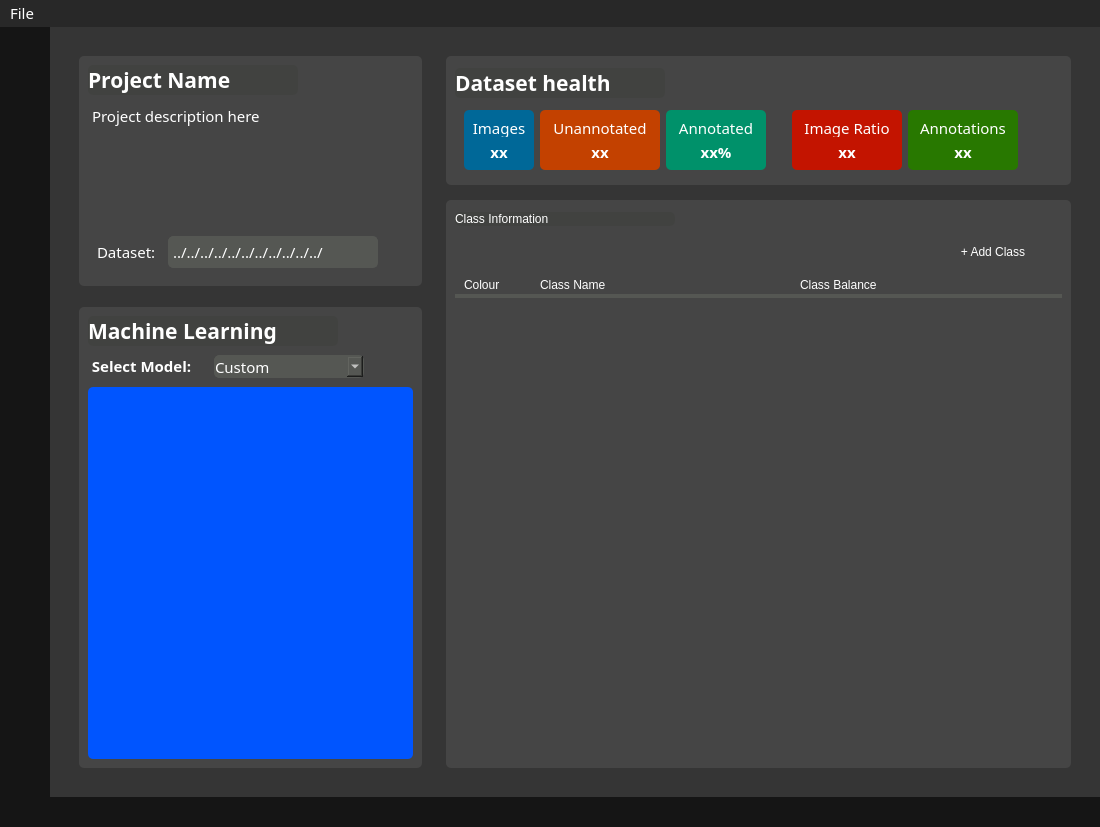
Above: yoloAnt.ui from Lachie1011/YoloAnt before the change. Below: the same form after it.
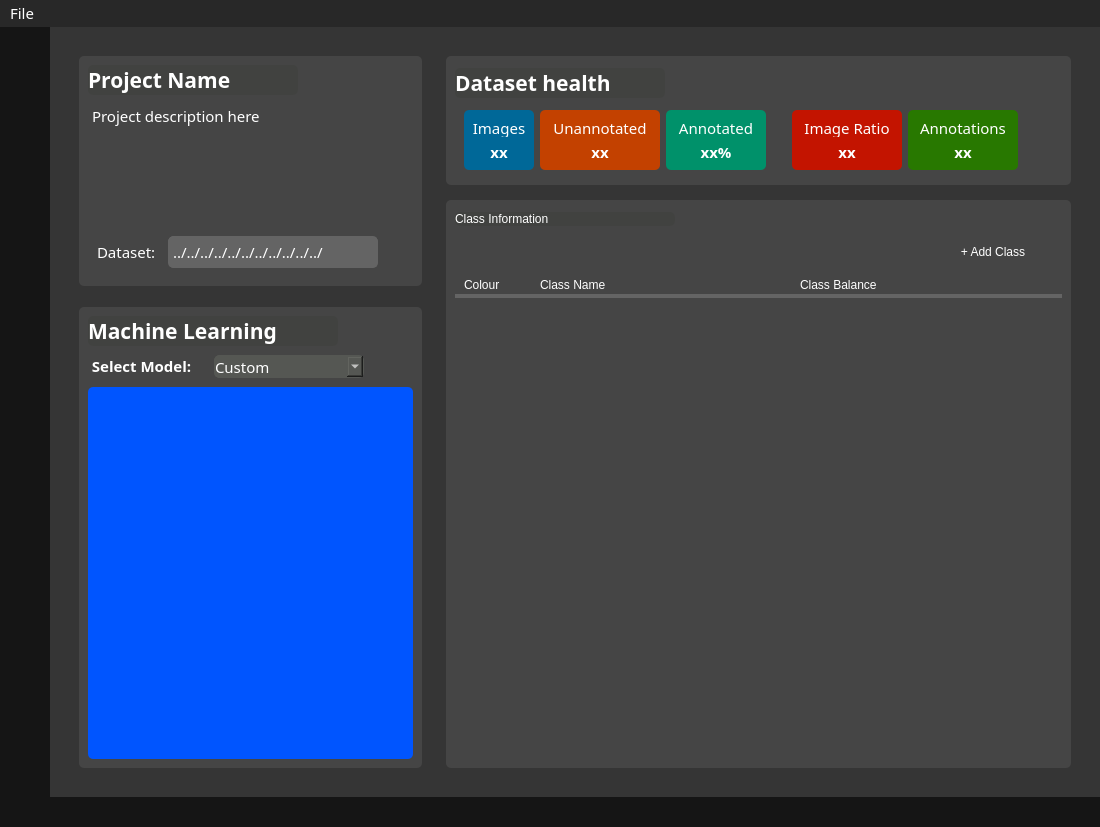
That is the form after the change. The open tabs and pages were chosen to show the change. Icons and pictures are not drawn. Custom widgets are drawn as their Qt base class.

```diff
--- a/yoloAnt.ui
+++ b/yoloAnt.ui
@@ -129,6 +129,12 @@
        </property>
        <item>
         <widget class="QFrame" name="selectorsWidget">
+         <property name="minimumSize">
+          <size>
+           <width>50</width>
+           <height>50</height>
+          </size>
+         </property>
          <property name="frameShape">
           <enum>QFrame::StyledPanel</enum>
          </property>
@@ -200,8 +206,8 @@
            <widget class="QPushButton" name="projectsTabBtn">
             <property name="minimumSize">
              <size>
-              <width>50</width>
-              <height>50</height>
+              <width>0</width>
+              <height>0</height>
              </size>
             </property>
             <property name="text">
@@ -228,6 +234,12 @@
        </item>
        <item>
         <widget class="QFrame" name="mlWidget">
+         <property name="minimumSize">
+          <size>
+           <width>50</width>
+           <height>50</height>
+          </size>
+         </property>
          <property name="frameShape">
           <enum>QFrame::StyledPanel</enum>
          </property>
@@ -245,8 +257,8 @@
            <widget class="QPushButton" name="mlTabBtn">
             <property name="minimumSize">
              <size>
-              <width>50</width>
-              <height>50</height>
+              <width>0</width>
+              <height>0</height>
              </size>
             </property>
             <property name="text">
@@ -2039,10 +2051,10 @@
                        </font>
                       </property>
                       <property name="styleSheet">
-                       <string notr="true">background-color: rgb(85, 87, 83);
+                       <string notr="true">background-color: #646464;
 border : 1px solid;
 border-radius: 5px;
-border-color:  rgb(85, 87, 83);</string>
+border-color:  #646464;</string>
                       </property>
                       <property name="lineWidth">
                        <number>1</number>
@@ -3046,10 +3058,10 @@
                     </size>
                    </property>
                    <property name="styleSheet">
-                    <string notr="true">background-color: rgb(85, 87, 83);
+                    <string notr="true">background-color: #646464;
 border : 1px solid;
 border-radius: 5px;
-border-color:  rgb(85, 87, 83);</string>
+border-color:  #646464;</string>
                    </property>
                    <property name="text">
                     <string/>
```
Left out of the diff: 117 changed lines with no effect on the pictures.
